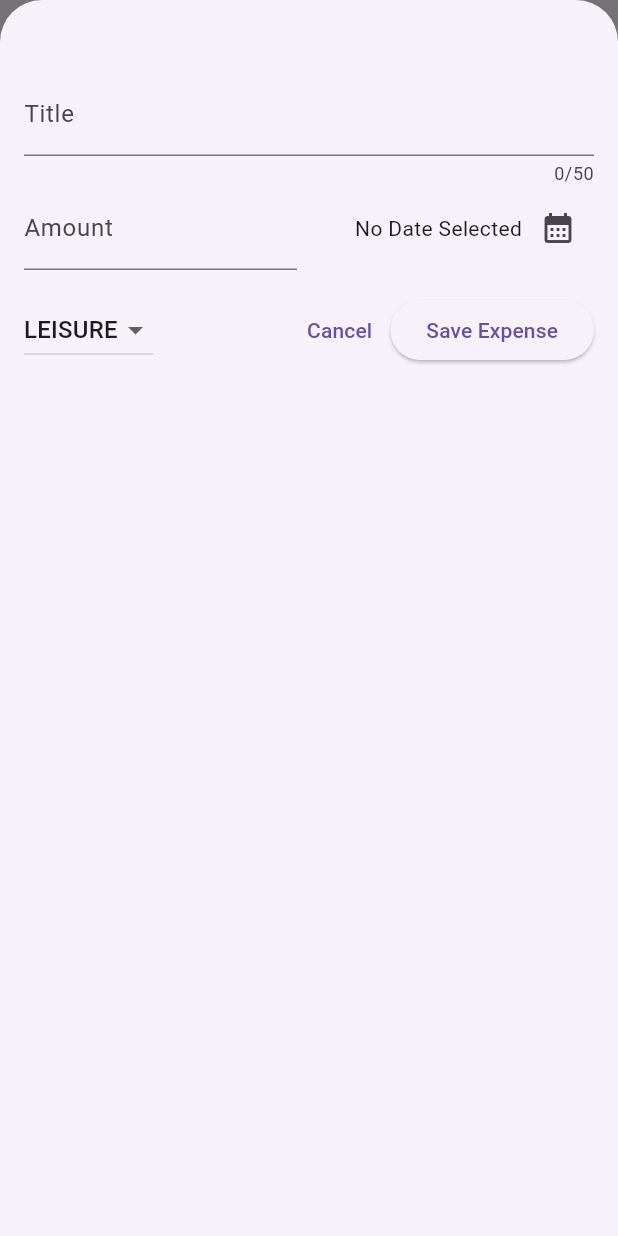
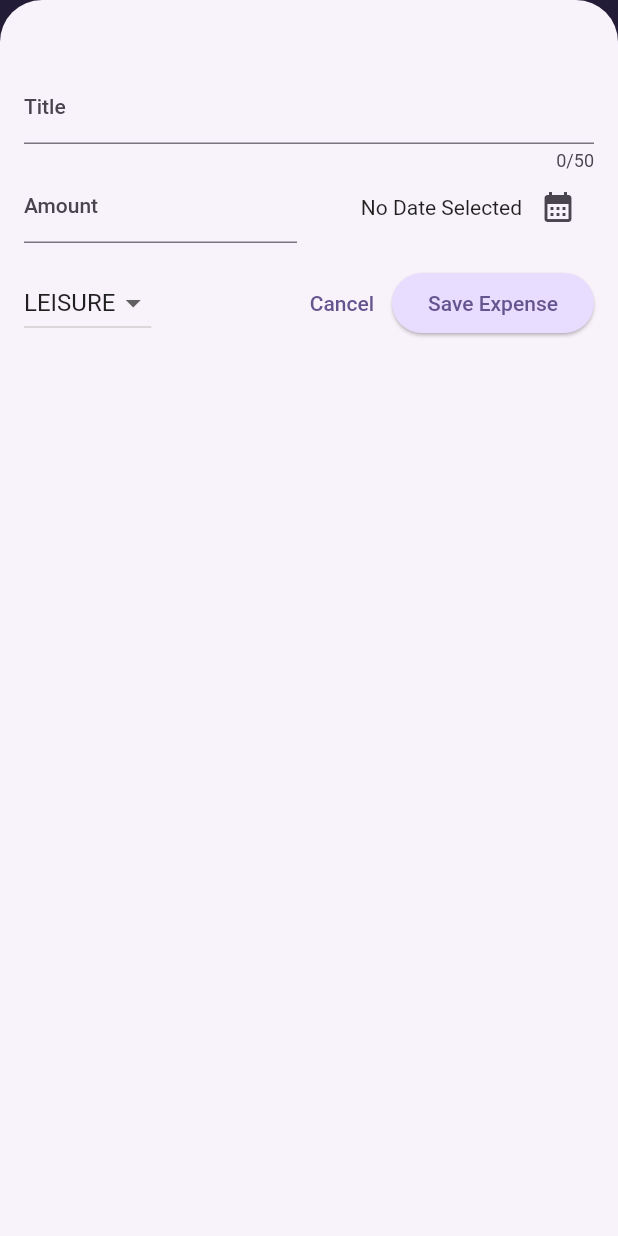
Before and after one commit to bugrata/Expense-Tracker-App, a Flutter app: the screen it shows after launch, after a tap on the "add" icon, on a phone screen of 412 x 824 dp. Run offline on Flutter 3.47's test engine with Material 2 defaults, Android fonts, the phone set to English and light mode, and no system bars.

Commit message:
General Update
Styled themes and added a chart bar.

```diff
--- a/expense_tracker/lib/main.dart
+++ b/expense_tracker/lib/main.dart
@@ -1,11 +1,61 @@
 import 'package:flutter/material.dart';
 import 'package:expense_tracker/widgets/expenses.dart';
 
+var kColorScheme = ColorScheme.fromSeed(
+  seedColor: const Color.fromARGB(255, 96, 59, 181),
+);
+
+var kDarkScheme = ColorScheme.fromSeed(
+  seedColor: const Color.fromARGB(225, 5, 99, 125),
+);
 
 void main() {
   runApp(
     MaterialApp(
-      theme: ThemeData(useMaterial3: true),
+      darkTheme: ThemeData.dark().copyWith(
+        useMaterial3: true,
+        brightness: Brightness.dark,
+        colorScheme: kDarkScheme,
+        cardTheme: const CardTheme().copyWith(
+          color: kDarkScheme.secondaryContainer,
+          margin: const EdgeInsets.symmetric(
+            horizontal: 16,
+            vertical: 8,
+          ),
+        ),
+        elevatedButtonTheme: ElevatedButtonThemeData(
+          style: ElevatedButton.styleFrom(
+            backgroundColor: kDarkScheme.primaryContainer,
+          ),
+        ),
+      ),
+      theme: ThemeData().copyWith(
+        useMaterial3: true,
+        colorScheme: kColorScheme,
+        appBarTheme: const AppBarTheme().copyWith(
+          backgroundColor: kColorScheme.onPrimaryContainer,
+          foregroundColor: kColorScheme.primaryContainer,
+        ),
+        cardTheme: const CardTheme().copyWith(
+          color: kColorScheme.secondaryContainer,
+          margin: const EdgeInsets.symmetric(
+            horizontal: 16,
+            vertical: 8,
+          ),
+        ),
+        elevatedButtonTheme: ElevatedButtonThemeData(
+          style: ElevatedButton.styleFrom(
+            backgroundColor: kColorScheme.primaryContainer,
+          ),
+        ),
+        textTheme: ThemeData().textTheme.copyWith(
+          titleLarge: TextStyle(
+            fontWeight: FontWeight.normal,
+            color: kColorScheme.onSecondaryContainer,
+            fontSize: 16,
+          ),
+        ),
+      ),
       home: const Expenses(),
     ),
   );
--- a/expense_tracker/lib/models/expense.dart
+++ b/expense_tracker/lib/models/expense.dart
@@ -33,3 +33,22 @@ class Expense {
     return formatter.format(date);
   }
 }
+
+class ExpenseBucket {
+  const ExpenseBucket({required this.category, required this.expenses});
+
+  ExpenseBucket.forCategory(List<Expense> allExpenses, this.category)
+    : expenses = allExpenses.where((expense) => expense.category == category).toList();
+
+  final Category category;
+  final List<Expense> expenses;
+
+  double get totalExpenses {
+    double sum = 0;
+
+    for (final expense in expenses) {
+      sum += expense.amount;
+    }
+    return sum;
+  }
+}
--- /dev/null
+++ b/expense_tracker/lib/widgets/chart/chart.dart
@@ -0,0 +1,94 @@
+import 'package:flutter/material.dart';
+import 'package:expense_tracker/widgets/chart/chart_bar.dart';
+import 'package:expense_tracker/models/expense.dart';
+
+class Chart extends StatelessWidget {
+  const Chart({super.key, required this.expenses});
+
+  final List<Expense> expenses;
+
+  List<ExpenseBucket> get buckets {
+    return [
+      ExpenseBucket.forCategory(expenses, Category.food),
+      ExpenseBucket.forCategory(expenses, Category.leisure),
+      ExpenseBucket.forCategory(expenses, Category.travel),
+      ExpenseBucket.forCategory(expenses, Category.work),
+    ];
+  }
+
+  double get maxTotalExpense {
+    double maxTotalExpense = 0;
+
+    for (final bucket in buckets) {
+      if (bucket.totalExpenses > maxTotalExpense) {
+        maxTotalExpense = bucket.totalExpenses;
+      }
+    }
+
+    return maxTotalExpense;
+  }
+
+  @override
+  Widget build(BuildContext context) {
+    final isDarkMode =
+        MediaQuery.of(context).platformBrightness == Brightness.dark;
+    return Container(
+      margin: const EdgeInsets.all(16),
+      padding: const EdgeInsets.symmetric(
+        vertical: 16,
+        horizontal: 8,
+      ),
+      width: double.infinity,
+      height: 180,
+      decoration: BoxDecoration(
+        borderRadius: BorderRadius.circular(8),
+        gradient: LinearGradient(
+          colors: [
+            Theme.of(context).colorScheme.primary.withOpacity(0.3),
+            Theme.of(context).colorScheme.primary.withOpacity(0.0)
+          ],
+          begin: Alignment.bottomCenter,
+          end: Alignment.topCenter,
+        ),
+      ),
+      child: Column(
+        children: [
+          Expanded(
+            child: Row(
+              crossAxisAlignment: CrossAxisAlignment.end,
+              children: [
+                for (final bucket in buckets) // alternative to map()
+                  ChartBar(
+                    fill: bucket.totalExpenses == 0
+                        ? 0
+                        : bucket.totalExpenses / maxTotalExpense,
+                  )
+              ],
+            ),
+          ),
+          const SizedBox(height: 12),
+          Row(
+            children: buckets
+                .map(
+                  (bucket) => Expanded(
+                    child: Padding(
+                      padding: const EdgeInsets.symmetric(horizontal: 4),
+                      child: Icon(
+                        categoryIcons[bucket.category],
+                        color: isDarkMode
+                            ? Theme.of(context).colorScheme.secondary
+                            : Theme.of(context)
+                                .colorScheme
+                                .primary
+                                .withOpacity(0.7),
+                      ),
+                    ),
+                  ),
+                )
+                .toList(),
+          )
+        ],
+      ),
+    );
+  }
+}
--- /dev/null
+++ b/expense_tracker/lib/widgets/chart/chart_bar.dart
@@ -0,0 +1,34 @@
+import 'package:flutter/material.dart';
+
+class ChartBar extends StatelessWidget {
+  const ChartBar({
+    super.key,
+    required this.fill,
+  });
+
+  final double fill;
+
+  @override
+  Widget build(BuildContext context) {
+    final isDarkMode =
+        MediaQuery.of(context).platformBrightness == Brightness.dark;
+    return Expanded(
+      child: Padding(
+        padding: const EdgeInsets.symmetric(horizontal: 4),
+        child: FractionallySizedBox(
+          heightFactor: fill,
+          child: DecoratedBox(
+            decoration: BoxDecoration(
+              shape: BoxShape.rectangle,
+              borderRadius:
+                  const BorderRadius.vertical(top: Radius.circular(8)),
+              color: isDarkMode
+                  ? Theme.of(context).colorScheme.secondary
+                  : Theme.of(context).colorScheme.primary.withOpacity(0.65),
+            ),
+          ),
+        ),
+      ),
+    );
+  }
+}
--- a/expense_tracker/lib/widgets/expense_list/expense_item.dart
+++ b/expense_tracker/lib/widgets/expense_list/expense_item.dart
@@ -15,6 +15,7 @@ class ExpenseItem extends StatelessWidget {
             vertical: 16,
           ),
           child: Column(
+            crossAxisAlignment: CrossAxisAlignment.start,
             children: [
               Text(expense.title),
               Row(
--- a/expense_tracker/lib/widgets/expense_list/expenses_list.dart
+++ b/expense_tracker/lib/widgets/expense_list/expenses_list.dart
@@ -13,6 +13,10 @@ class ExpensesList extends StatelessWidget {
     return ListView.builder(
       itemCount: expenses.length,
       itemBuilder: (ctx, index) => Dismissible(
+      background: Container(
+        color: Theme.of(context).colorScheme.error,
+        margin: const EdgeInsets.symmetric(horizontal: 16,),
+      ),
       onDismissed: (direction) {
         onRemoveExpense(expenses[index]);
       },
--- a/expense_tracker/lib/widgets/expenses.dart
+++ b/expense_tracker/lib/widgets/expenses.dart
@@ -1,3 +1,4 @@
+import 'package:expense_tracker/widgets/chart/chart.dart';
 import 'package:expense_tracker/widgets/expense_list/expenses_list.dart';
 import 'package:expense_tracker/models/expense.dart';
 import 'package:expense_tracker/widgets/new_expense.dart';
@@ -89,7 +90,7 @@ class _ExpensesState extends State<Expenses> {
         ),
       body: Column(
         children: [
-          const Text('The Chart'),
+          Chart(expenses: _registeredExpenses),
           Expanded(
             child: mainContent,
             ),
```
